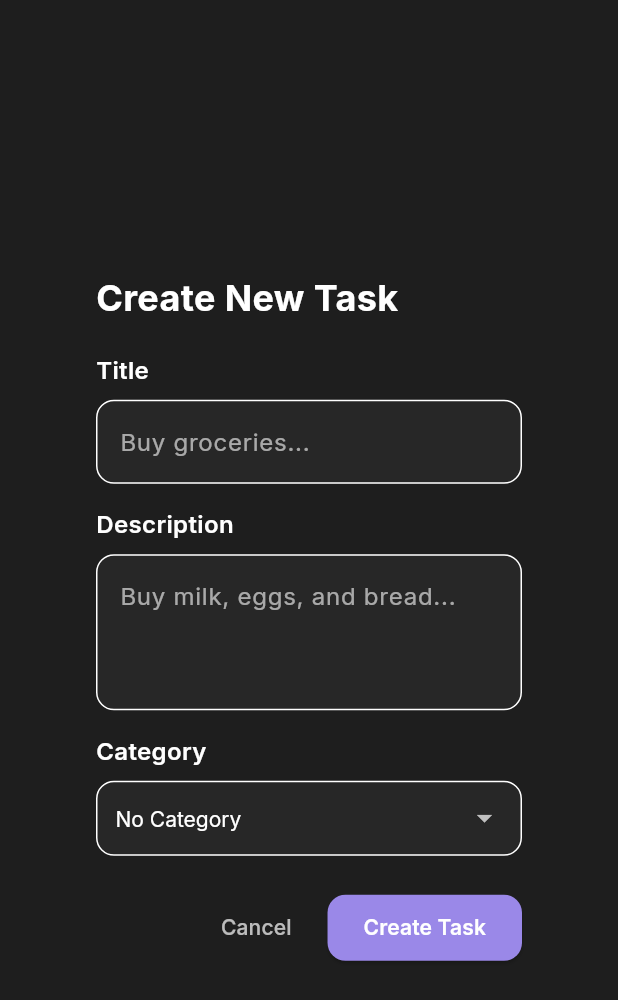
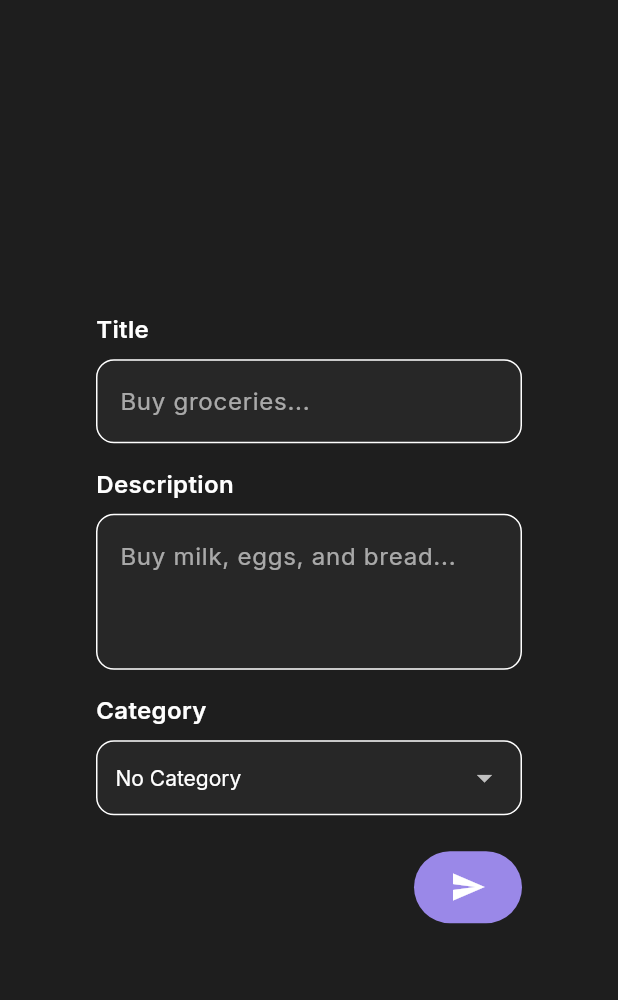
Before and after one commit to AhmedFashafsha/to_do, a Flutter app: the TaskDialog widget shown alone on an empty page, opened directly, on a phone screen of 412 x 824 dp. Shown: the top 1000 px of the screen. Run offline on Flutter 3.47's test engine with Material 3 defaults, Android fonts, the phone set to English and light mode, and no system bars; our stand-ins replace google_fonts.

```diff
--- a/lib/task_dialog.dart
+++ b/lib/task_dialog.dart
@@ -51,6 +51,7 @@ class _TaskDialogState extends State<TaskDialog> {
   @override
   Widget build(BuildContext context) {
     return Dialog(
+      alignment: Alignment.center,
       backgroundColor: themeData.scaffoldBackgroundColor,
       shape: RoundedRectangleBorder(borderRadius: BorderRadius.circular(20)),
       child: SingleChildScrollView(
@@ -60,17 +61,6 @@ class _TaskDialogState extends State<TaskDialog> {
             mainAxisSize: MainAxisSize.min,
             crossAxisAlignment: CrossAxisAlignment.start,
             children: [
-              // Dialog Header
-              Text(
-                'Create New Task',
-                style: GoogleFonts.inter(
-                  fontSize: 24,
-                  fontWeight: FontWeight.bold,
-                  color: themeData.colorScheme.onSurface,
-                ),
-              ),
-              SizedBox(height: 20),
-
               // Task Title Input
               Text(
                 'Title',
@@ -281,35 +271,22 @@ class _TaskDialogState extends State<TaskDialog> {
               Row(
                 mainAxisAlignment: MainAxisAlignment.end,
                 children: [
-                  TextButton(
-                    onPressed: () => Navigator.of(context).pop(),
-                    child: Text(
-                      'Cancel',
-                      style: GoogleFonts.inter(
-                        color: themeData.colorScheme.onSurface.withValues(
-                          alpha: 0.7,
-                        ),
-                      ),
-                    ),
-                  ),
                   SizedBox(width: 12),
-                  ElevatedButton(
+                  IconButton(
                     onPressed: _createTask,
                     style: ElevatedButton.styleFrom(
                       backgroundColor: themeData.colorScheme.primary,
                       foregroundColor: themeData.colorScheme.onPrimary,
                       shape: RoundedRectangleBorder(
-                        borderRadius: BorderRadius.circular(12),
+                        borderRadius: BorderRadius.circular(50),
                       ),
                       padding: EdgeInsets.symmetric(
                         horizontal: 24,
                         vertical: 12,
                       ),
                     ),
-                    child: Text(
-                      'Create Task',
-                      style: GoogleFonts.inter(fontWeight: FontWeight.w600),
-                    ),
+
+                    icon: Icon(Icons.send),
                   ),
                 ],
               ),
```
Also changed, not shown: lib/components.dart (+49 -2 lines), lib/main.dart (+4 -38 lines), lib/pages/tasks.dart (added, +61 -0 lines), lib/pages/settings.dart (added), 1 other file.
